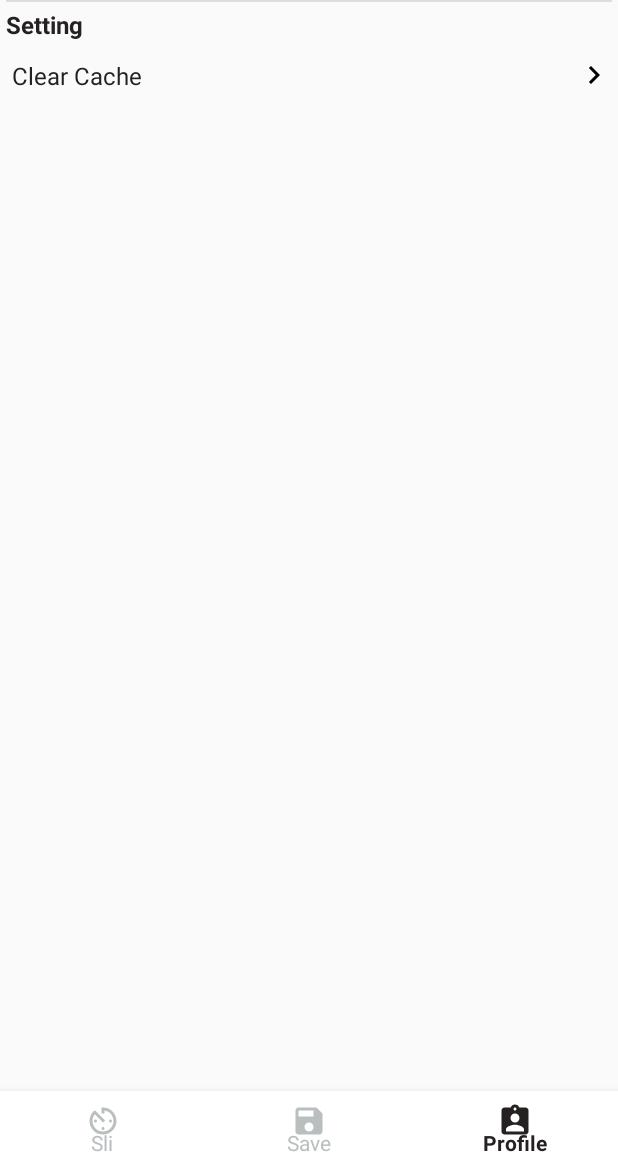
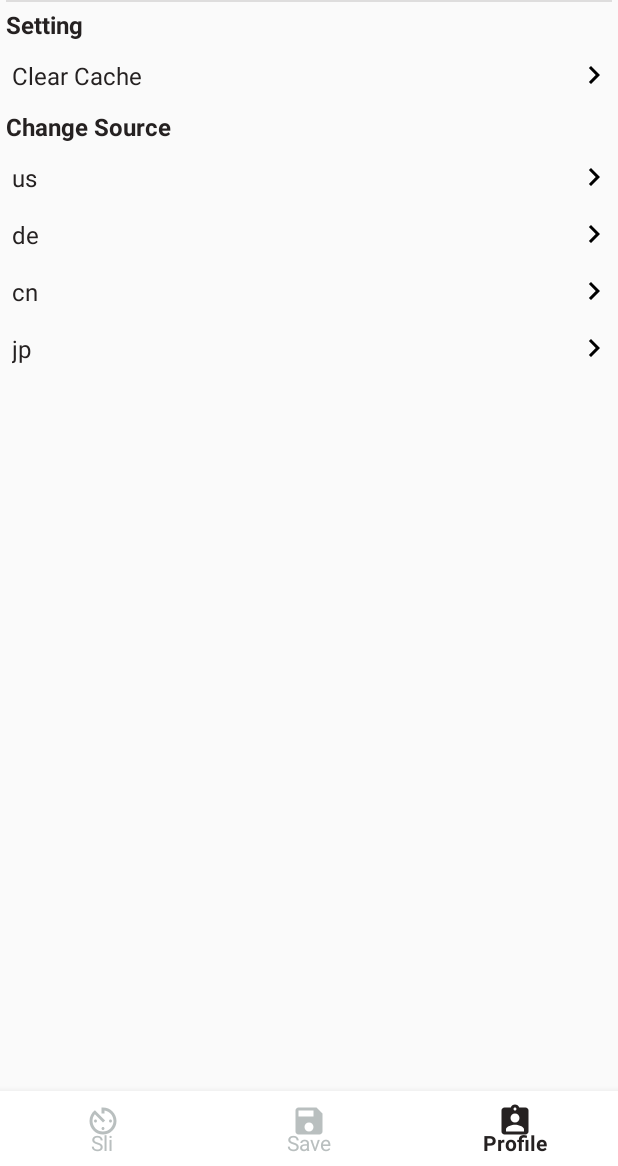
Before and after one commit to YubaiTao/Newsli, an Android app: the screen it shows after launch (MainActivity), item 3 of the bottom bar chosen, on a phone screen of 412 x 824 dp, the part 70-1236 px from its top. Run offline under Robolectric (Android 15) with nearby library versions, the phone set to English and light mode, and no system bars; our stand-ins replace EventBus, Room's generated code, RxJava; libraries missing offline, so code that uses them is left out: com.facebook.stetho, com.mindorks.placeholderview; network calls fail; 3 statements that could not run were skipped.

Commit message:
* Update.

```diff
--- a/app/build.gradle
+++ b/app/build.gradle
@@ -4,7 +4,7 @@ android {
     compileSdkVersion 28
     defaultConfig {
         applicationId "com.yubaitao.newsli"
-        minSdkVersion 21
+        minSdkVersion 23
         targetSdkVersion 28
         versionCode 1
         versionName "1.0"
@@ -43,6 +43,8 @@ dependencies {
 
     implementation "com.android.support:exifinterface:${googleVersion}"
 
+    implementation 'org.greenrobot:eventbus:3.1.1'
+
     // Room dependency
     implementation "android.arch.persistence.room:runtime:${roomVersion}"
     annotationProcessor "android.arch.persistence.room:compiler:${roomVersion}"
--- a/app/src/main/java/com/yubaitao/newsli/profile/ProfileFragment.java
+++ b/app/src/main/java/com/yubaitao/newsli/profile/ProfileFragment.java
@@ -51,6 +51,22 @@ public class ProfileFragment extends MVPFragment<ProfileContract.Presenter> impl
 
         viewModelAdapter.addViewModel(new RowTextViewModel(getString(R.string.clear_cache),
                 presenter.getCacheClearListener()));
+
+        viewModelAdapter.addViewModel(new TitleViewModel(getString(R.string.change_source),
+                R.layout.setting_title_layout));
+
+        viewModelAdapter.addViewModel(new RowTextViewModel(getString(R.string.us),
+                presenter.getOnCountryChangeListener(getString(R.string.us))));
+
+        viewModelAdapter.addViewModel(new RowTextViewModel(getString(R.string.de),
+                presenter.getOnCountryChangeListener(getString(R.string.de))));
+
+        viewModelAdapter.addViewModel(new RowTextViewModel(getString(R.string.cn),
+                presenter.getOnCountryChangeListener(getString(R.string.cn))));
+
+        viewModelAdapter.addViewModel(new RowTextViewModel(getString(R.string.jp),
+                presenter.getOnCountryChangeListener(getString(R.string.jp))));
+
     }
 
     @Override
--- a/app/src/main/java/com/yubaitao/newsli/profile/ProfileModel.java
+++ b/app/src/main/java/com/yubaitao/newsli/profile/ProfileModel.java
@@ -2,6 +2,8 @@ package com.yubaitao.newsli.profile;
 
 import com.yubaitao.newsli.NSApplication;
 import com.yubaitao.newsli.database.AppDatabase;
+
+import org.greenrobot.eventbus.EventBus;
 
 import io.reactivex.Completable;
 import io.reactivex.android.schedulers.AndroidSchedulers;
@@ -28,7 +30,7 @@ public class ProfileModel implements ProfileContract.Model {
 
     @Override
     public void setDefaultCountry(String country) {
-
+        EventBus.getDefault().post(new CountryEvent(country));
     }
 
     @Override
--- a/app/src/main/java/com/yubaitao/newsli/profile/ProfilePresenter.java
+++ b/app/src/main/java/com/yubaitao/newsli/profile/ProfilePresenter.java
@@ -28,7 +28,9 @@ public class ProfilePresenter implements ProfileContract.Presenter {
 
     @Override
     public View.OnClickListener getOnCountryChangeListener(String country) {
-        return null;
+        return view -> {
+            model.setDefaultCountry(country);
+        };
     }
 
     @Override
--- a/app/src/main/java/com/yubaitao/newsli/sli/SliContract.java
+++ b/app/src/main/java/com/yubaitao/newsli/sli/SliContract.java
@@ -18,7 +18,7 @@ public interface SliContract {
     }
 
     interface Model extends MVPContract.Model<Presenter> {
-        void fetchData();
+        void fetchData(String country);
 
         void saveFavoriteNews(News news);
     }
--- a/app/src/main/java/com/yubaitao/newsli/sli/SliGalleryFragment.java
+++ b/app/src/main/java/com/yubaitao/newsli/sli/SliGalleryFragment.java
@@ -69,6 +69,9 @@ public class SliGalleryFragment extends MVPFragment<SliContract.Presenter> imple
 
     @Override
     public void showNewsCard(List<News> newsList) {
+
+        mSwipeView.removeAllViews();
+
         for (News news : newsList) {
             SliNewsCard sliNewsCard = new SliNewsCard(news, mSwipeView, this);
             mSwipeView.addView(sliNewsCard);
--- a/app/src/main/java/com/yubaitao/newsli/sli/SliModel.java
+++ b/app/src/main/java/com/yubaitao/newsli/sli/SliModel.java
@@ -33,8 +33,8 @@ public class SliModel implements SliContract.Model {
     }
 
     @Override
-    public void fetchData() {
-        Disposable disposable = newsRequestAPI.getNewsByCountry("us")
+    public void fetchData(String country) {
+        Disposable disposable = newsRequestAPI.getNewsByCountry(country)
                 .subscribeOn(Schedulers.io())
                 .observeOn(AndroidSchedulers.mainThread())
                 .filter(baseResponse -> baseResponse != null && baseResponse.articles != null)
--- a/app/src/main/java/com/yubaitao/newsli/sli/SliPresenter.java
+++ b/app/src/main/java/com/yubaitao/newsli/sli/SliPresenter.java
@@ -1,6 +1,11 @@
 package com.yubaitao.newsli.sli;
 
+import com.yubaitao.newsli.profile.CountryEvent;
 import com.yubaitao.newsli.retrofit.response.News;
+
+import org.greenrobot.eventbus.EventBus;
+import org.greenrobot.eventbus.Subscribe;
+import org.greenrobot.eventbus.ThreadMode;
 
 import java.util.List;
 
@@ -16,13 +21,13 @@ public class SliPresenter implements SliContract.Presenter {
 
     @Override
     public void onCreate() {
-
+        EventBus.getDefault().register(this);
     }
 
     @Override
     public void onViewAttached(SliContract.View view) {
         this.view = view;
-        this.model.fetchData();
+        this.model.fetchData("us");
     }
 
     @Override
@@ -32,7 +37,14 @@ public class SliPresenter implements SliContract.Presenter {
 
     @Override
     public void onDestroy() {
+        EventBus.getDefault().unregister(this);
+    }
 
+    @Subscribe(threadMode = ThreadMode.MAIN)
+    public void onEvent(CountryEvent countryEvent) {
+        if (this.view != null) {
+            model.fetchData(countryEvent.country);
+        }
     }
 
     @Override
--- a/app/src/main/res/values/strings.xml
+++ b/app/src/main/res/values/strings.xml
@@ -15,4 +15,11 @@
 
     <string name="clear_cache">Clear Cache</string>
     <string name="setting">Setting</string>
+
+    <!-- Settings -->
+    <string name="change_source">Change Source</string>
+    <string name="de">de</string>
+    <string name="us">us</string>
+    <string name="cn">cn</string>
+    <string name="jp">jp</string>
 </resources>
--- a/build.gradle
+++ b/build.gradle
@@ -18,7 +18,9 @@ allprojects {
     repositories {
         google()
         jcenter()
-
+        maven {
+            url "https://maven.google.com"
+        }
     }
 }
 
```
Also changed, not shown: app/src/main/java/com/yubaitao/newsli/profile/CountryEvent.java (added, +9 -0 lines).
